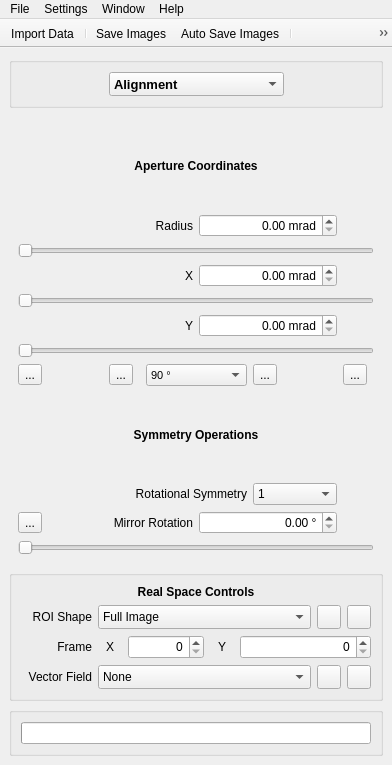
The window that gui/Quant4D_FigForm.ui (bryandesser/pyQuant4D) describes before a commit, drawn with Qt 5.
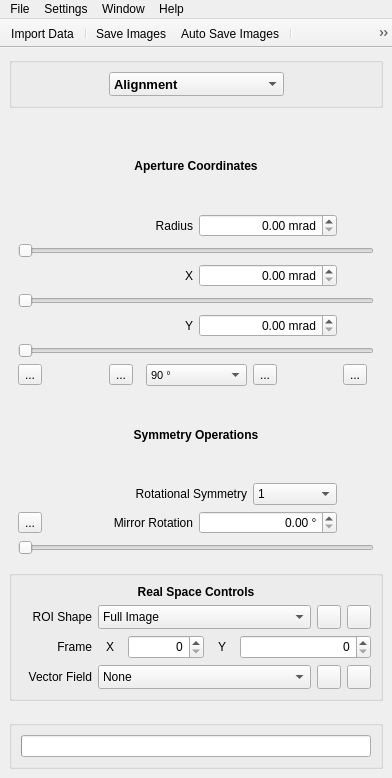
The same window after the commit. The open tabs and pages were chosen to show the change. Icons and pictures are not drawn.

Patch:
```diff
--- a/gui/Quant4D_FigForm.ui
+++ b/gui/Quant4D_FigForm.ui
@@ -7,7 +7,7 @@
     <x>0</x>
     <y>0</y>
     <width>392</width>
-    <height>755</height>
+    <height>778</height>
    </rect>
   </property>
   <property name="windowTitle">
```
Left out of the diff: 109 changed lines with no effect on the pictures.
